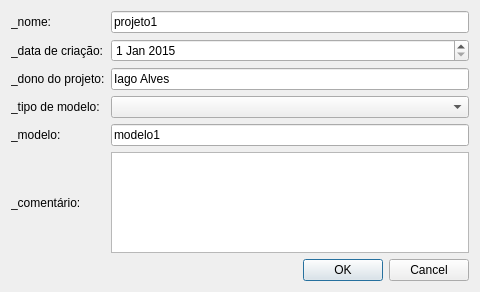
Above: SPNPNewGui/newprojectdialog.ui from hackerlank/training_project before the change. Below: the same form after it.
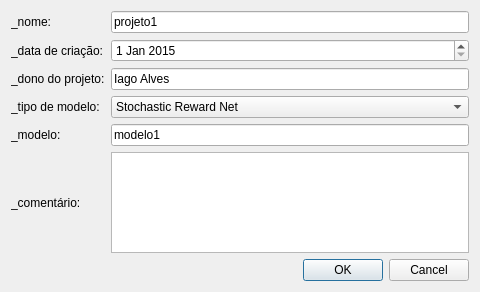
That is the form after the change.

Diff of the .ui file:
```diff
--- a/SPNPNewGui/newprojectdialog.ui
+++ b/SPNPNewGui/newprojectdialog.ui
@@ -68,7 +68,13 @@
     </widget>
    </item>
    <item row="3" column="1">
-    <widget class="QComboBox" name="cb_type"/>
+    <widget class="QComboBox" name="cb_type">
+     <item>
+      <property name="text">
+       <string>Stochastic Reward Net</string>
+      </property>
+     </item>
+    </widget>
    </item>
    <item row="4" column="0">
     <widget class="QLabel" name="label_5">
```
